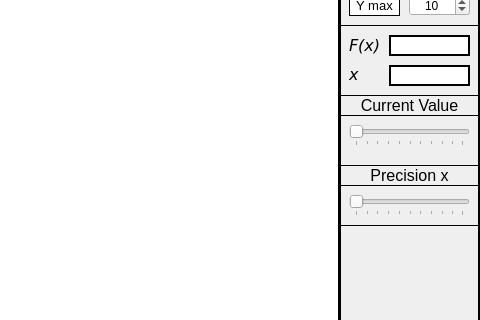
IvSU-ITOP/TestDriver_Small, file TaskManager/Plotter.ui: the form before one commit; both pictures show x 431 to 911 and y 125 to 445 of the 911 by 581 pixel window.
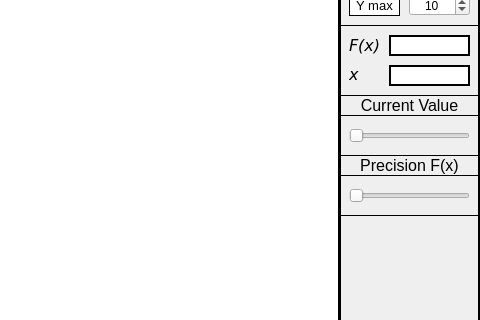
The form after the commit. Icons and pictures are not drawn.

Commit message: add plotter chagnes

```diff
--- a/TaskManager/Plotter.ui
+++ b/TaskManager/Plotter.ui
@@ -400,7 +400,7 @@
        <x>0</x>
        <y>220</y>
        <width>141</width>
-       <height>131</height>
+       <height>121</height>
       </rect>
      </property>
      <property name="frameShape">
@@ -413,7 +413,7 @@
       <property name="geometry">
        <rect>
         <x>10</x>
-        <y>100</y>
+        <y>90</y>
         <width>121</width>
         <height>21</height>
        </rect>
@@ -421,18 +421,24 @@
       <property name="autoFillBackground">
        <bool>true</bool>
       </property>
+      <property name="minimum">
+       <number>1</number>
+      </property>
+      <property name="maximum">
+       <number>6</number>
+      </property>
       <property name="orientation">
        <enum>Qt::Horizontal</enum>
       </property>
       <property name="tickPosition">
-       <enum>QSlider::TicksBelow</enum>
+       <enum>QSlider::NoTicks</enum>
       </property>
      </widget>
      <widget class="QLabel" name="prec_x">
       <property name="geometry">
        <rect>
         <x>0</x>
-        <y>70</y>
+        <y>60</y>
         <width>141</width>
         <height>21</height>
        </rect>
@@ -441,7 +447,7 @@
        <enum>QFrame::Box</enum>
       </property>
       <property name="text">
-       <string>&lt;html&gt;&lt;head/&gt;&lt;body&gt;&lt;p&gt;&lt;span style=&quot; font-size:12pt;&quot;&gt;Precision x&lt;/span&gt;&lt;/p&gt;&lt;/body&gt;&lt;/html&gt;</string>
+       <string>&lt;html&gt;&lt;head/&gt;&lt;body&gt;&lt;p&gt;&lt;span style=&quot; font-size:12pt;&quot;&gt;Precision F(x)&lt;/span&gt;&lt;/p&gt;&lt;/body&gt;&lt;/html&gt;</string>
       </property>
       <property name="alignment">
        <set>Qt::AlignCenter</set>
@@ -488,7 +494,7 @@
        <enum>Qt::Horizontal</enum>
       </property>
       <property name="tickPosition">
-       <enum>QSlider::TicksBelow</enum>
+       <enum>QSlider::NoTicks</enum>
       </property>
       <property name="tickInterval">
        <number>0</number>
```
The commit also changes 7 other files.
